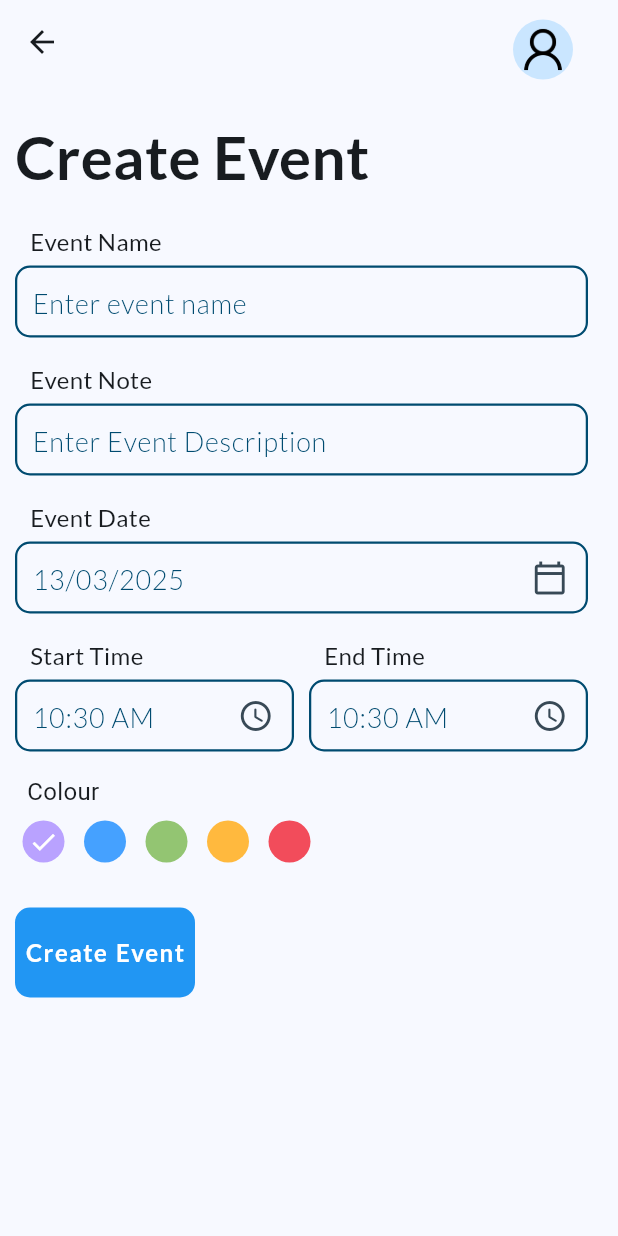
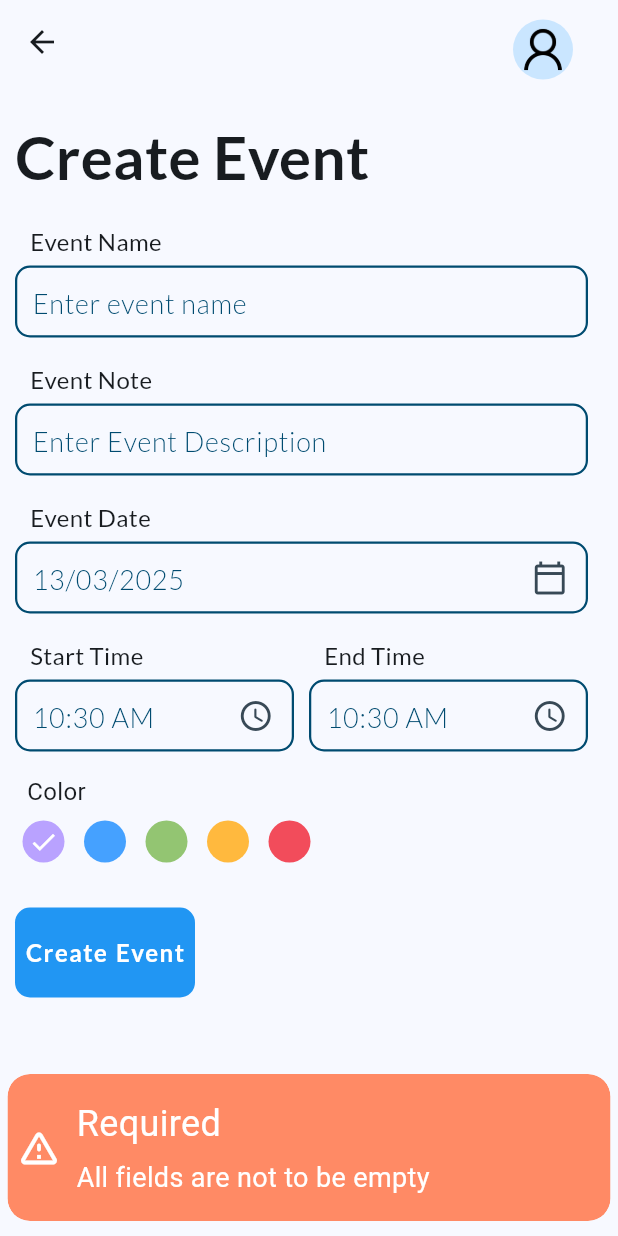
Before and after one commit to ScuffedTofu01/SE-groupChat, a Flutter app: the AddEventPage screen opened directly, after a tap on "Create Event", on a phone screen of 412 x 824 dp. Run offline on Flutter 3.47's test engine with Material 3 defaults, Android fonts, the phone set to English and light mode, and no system bars; our stand-ins replace adaptive_theme, cloud_firestore, date_picker_timeline, firebase_core, flutter_login, get and 1 more; accounts and stored records are empty.

Commit message:
Implement event creation functionality with validation and Firestore integration

```diff
--- a/lib/main_screen/home_screen.dart
+++ b/lib/main_screen/home_screen.dart
@@ -65,8 +65,10 @@ class _HomeScreenState extends State<HomeScreen> {
             padding: const EdgeInsets.only(left: 15, top: 15),
             child: AddEventButton(
               label: "Crete Event",
-              onTap: ()=>Get.to(AddEventPage(),
-              transition: Transition.rightToLeft,)
+              onTap: () => Get.to(
+                () => AddEventPage(),
+                transition: Transition.rightToLeft,
+              ),
             ),
           ),
         ],
--- /dev/null
+++ b/lib/models/event.dart
@@ -0,0 +1,46 @@
+class Event {
+  String? eventId;
+  String? title;
+  String? note;
+  int? isDone;
+  String? date;
+  String? startTime;
+  String? endTime;
+  int? color;
+
+  Event({
+    this.eventId,
+    this.title,
+    this.note,
+    this.isDone,
+    this.date,
+    this.startTime,
+    this.endTime,
+    this.color,
+  });
+
+
+  Event.fromJson(Map<String, dynamic> json) {
+    eventId = json['eventId'];
+    title = json['title'];
+    note = json['note'];
+    isDone = json['isDone'];
+    date = json['date'];
+    startTime = json['startTime'];
+    endTime = json['endTime'];
+    color = json['color'];
+  }
+
+
+  Map<String, dynamic> toJson() {
+    final Map<String, dynamic> data = <String, dynamic>{};
+    data['title'] = title;
+    data['note'] = note;
+    data['isDone'] = isDone;
+    data['date'] = date;
+    data['startTime'] = startTime;
+    data['endTime'] = endTime;
+    data['color'] = color;
+    return data;
+  }
+}
--- a/lib/utilities/add_event_page.dart
+++ b/lib/utilities/add_event_page.dart
@@ -1,10 +1,13 @@
+import 'package:chatapp/controllers/event_controller.dart';
 import 'package:intl/intl.dart';
+import '/models/event.dart';
 import '/utilities/input_field.dart';
 import 'package:flutter/material.dart';
 import 'package:google_fonts/google_fonts.dart';
 import '/utilities/asset_manager.dart';
 import '/main_screen/setting_screen.dart';
 import '/utilities/add_event_button.dart';
+import 'package:get/get.dart';
 
 
 class AddEventPage extends StatefulWidget {
@@ -15,21 +18,72 @@ class AddEventPage extends StatefulWidget {
 }
 
 class _AddEventPageState extends State<AddEventPage> {
+  final EventController _eventController = Get.put(EventController());
+  final TextEditingController _titleController = TextEditingController();
+  final TextEditingController _noteController = TextEditingController();
   DateTime _selectedDate = DateTime.now();
   String _startTime = DateFormat("h:mm a").format(DateTime.now()).toString();
   String _endTime = DateFormat("h:mm a").format(DateTime.now()).toString();
 
+  _addEventToDB(){
+    Event event = Event(
+      title: _titleController.text,
+      note: _noteController.text,
+      date: DateFormat("yyyy-MM-dd").format(_selectedDate),
+      startTime: _startTime,
+      endTime: _endTime,
+      color: _selectedColor,
+      isDone: 0,
+    );
+
+     _eventController.addEvent(event: event);
+  }
+
+  _validateData(){
+    if(_titleController.text.isNotEmpty && _noteController.text.isNotEmpty){
+
+      _addEventToDB();
+
+      Get.back();
+    } else if (_titleController.text.isEmpty || _noteController.text.isEmpty) {
+      Get.snackbar(
+      "Required", "All fields are not to be empty",
+      titleText: Text("Required",
+      style: TextStyle(
+        fontSize: 24,
+        color: Theme.of(context).colorScheme.onPrimary,
+      ),
+      ),
+      messageText: Text("All fields are not to be empty",
+      style: TextStyle(
+        fontSize: 18,
+        color: Theme.of(context).colorScheme.onPrimary
+      ),
+      ),
+      colorText: Theme.of(context).colorScheme.onPrimary,
+      snackPosition: SnackPosition.BOTTOM,
+      backgroundColor: Colors.deepOrange[300],
+      icon: Icon(
+        Icons.warning_amber_rounded,
+        color: Theme.of(context).colorScheme.onPrimary,
+        size: 30,
+      ),
+      margin: EdgeInsets.only(bottom: 10,left: 5, right: 5)
+      );
+    }
+  }
+
   _getDateFromUser() async {
-    DateTime? _pickDate = await showDatePicker(
+    DateTime? pickDate = await showDatePicker(
       context: context,
       initialDate: DateTime.now(),
       firstDate: DateTime(2010),
       lastDate: DateTime(2035)
     );
 
-    if (_pickDate != null && _pickDate != _selectedDate) {
+    if (pickDate != null && pickDate != _selectedDate) {
       setState(() {
-        _selectedDate = _pickDate;
+        _selectedDate = pickDate;
       });
     } else {
       print("Something went wrong while picking the date.");
@@ -71,7 +125,7 @@ class _AddEventPageState extends State<AddEventPage> {
                   Padding(
                     padding: const EdgeInsets.only(left: 8.0),
                     child: Text(
-                       "Colour",
+                       "Color",
                         style: TextStyle(
                             fontSize: 16,
                         ),
@@ -86,7 +140,7 @@ class _AddEventPageState extends State<AddEventPage> {
                         return GestureDetector(
                           onTap: (){
                               setState(() {
-                                _selectedColour = index;
+                                _selectedColor = index;
                               });
                           },
                           child: Padding(
@@ -94,7 +148,7 @@ class _AddEventPageState extends State<AddEventPage> {
                             child: CircleAvatar(
                               radius: 14,
                               backgroundColor: colorList[index],
-                              child: _selectedColour==index?Icon(
+                              child: _selectedColor==index?Icon(
                                 Icons.done,
                                 color: Colors.white,
                                 size: 20,):Container(),
@@ -115,7 +169,8 @@ class _AddEventPageState extends State<AddEventPage> {
     Color(0xFFFFB93E),
     Color(0xFFF24C5B),
   ];
-  int _selectedColour = 0;
+
+  int _selectedColor = 0;
 
   @override
   Widget build(BuildContext context) {
@@ -134,8 +189,8 @@ class _AddEventPageState extends State<AddEventPage> {
                   fontWeight: FontWeight.w600,
                 ),
               ),
-              InputField(title: 'Event Name', hint: 'Enter event name'),
-              InputField(title: 'Event Note', hint: 'Enter Event Description'),
+              InputField(title: 'Event Name', hint: 'Enter event name', controller: _titleController,),
+              InputField(title: 'Event Note', hint: 'Enter Event Description', controller: _noteController),
               InputField(
                 title: 'Event Date',
                 hint: DateFormat('d/MM/yyyy').format(_selectedDate),
@@ -185,7 +240,7 @@ class _AddEventPageState extends State<AddEventPage> {
               Padding(
                 padding: const EdgeInsets.only(top: 30, left: 0),
                 child: AddEventButton(
-                  label: "Create Event", onTap: ()=>null),
+                  label: "Create Event", onTap: ()=>_validateData()),
                 )
 
             ],
@@ -203,10 +258,8 @@ PreferredSizeWidget _topBar(BuildContext context) {
         padding: const EdgeInsets.only(top: 10, right: 30.0, left: 10),
         child: GestureDetector(
           onTap: () {
-            Navigator.push(
-              context,
-              MaterialPageRoute(builder: (context) => SettingScreen()),
-            );
+            Get.to(() => SettingScreen(),
+            transition: Transition.rightToLeft);
           },
           child: CircleAvatar(
             radius: 20,
```
Also changed, not shown: lib/controllers/event_controller.dart (added, +69 -0 lines), lib/main_screen/setting_screen.dart (+8 -0 lines), lib/models/calendar.dart (added).
